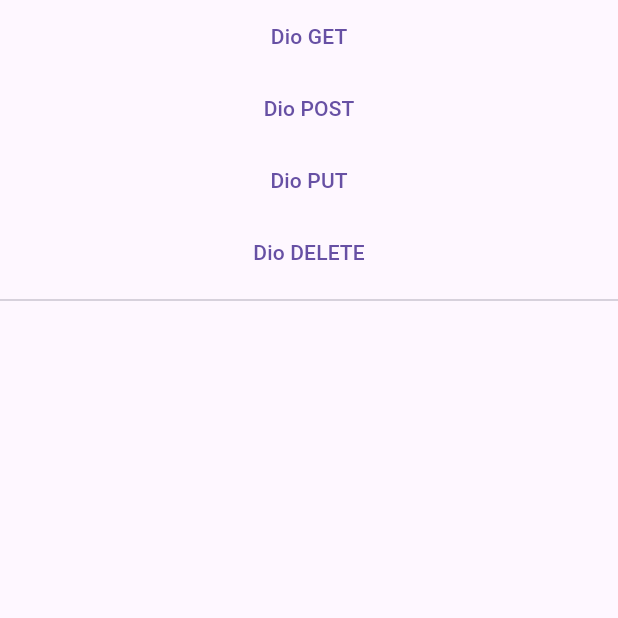
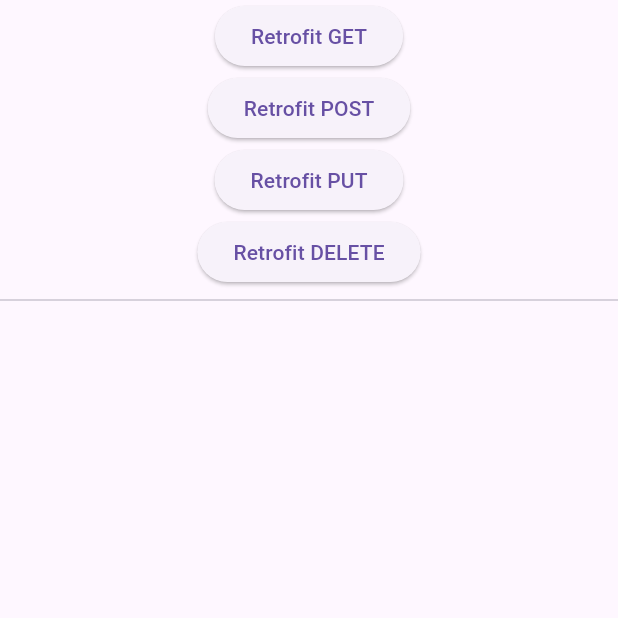
Before and after one commit to Bullets-jyr/wabiz_http, a Flutter app: the screen it shows after launch, on a phone screen of 412 x 824 dp, the top half of it. Run offline on Flutter 3.47's test engine with Material 3 defaults, Android fonts, the phone set to English and light mode, and no system bars; our stand-ins replace dio, retrofit; generated files the repository leaves out were written again.

Commit message:
retrofit 패키지 학습 (실습)

```diff
--- a/lib/main.dart
+++ b/lib/main.dart
@@ -4,6 +4,7 @@ import 'package:flutter/material.dart';
 import 'package:http/http.dart' as http;
 
 import 'dio_widget.dart';
+import 'retrofit/retrofit_widget.dart';
 
 const String api = 'https://jsonplaceholder.typicode.com/posts';
 
@@ -34,10 +35,10 @@ class _MyHomePageState extends State<MyHomePage> {
 
   @override
   Widget build(BuildContext context) {
-    return Scaffold(
+    return const Scaffold(
       body: SafeArea(
         child: Center(
-          child: DioWidget(),
+          child: RetrofitWidget(),
         ),
       ),
     );
--- /dev/null
+++ b/lib/retrofit/post_api.dart
@@ -0,0 +1,29 @@
+import 'package:dio/dio.dart';
+import 'package:retrofit/retrofit.dart';
+
+part 'post_api.g.dart';
+
+@RestApi(baseUrl: 'https://jsonplaceholder.typicode.com')
+abstract class PostApi {
+  factory PostApi(Dio dio, {String baseUrl}) = _PostApi;
+
+  @GET('/posts')
+  Future<HttpResponse> getPosts();
+
+  @POST('/posts')
+  @Header('content-type:application/json')
+  Future<HttpResponse> postPosts(
+    @Body() Map<String, dynamic> body,
+  );
+
+  @PUT('/posts/{id}')
+  Future<HttpResponse> putPosts(
+    @Path() String id,
+    @Body() Map<String, dynamic> body,
+  );
+
+  @DELETE('/posts/{id}')
+  Future<HttpResponse> deletePosts(
+    @Path() String id,
+  );
+}
--- /dev/null
+++ b/lib/retrofit/retrofit_widget.dart
@@ -0,0 +1,96 @@
+import 'package:dio/dio.dart';
+import 'package:flutter/material.dart';
+import 'package:wabiz_http/retrofit/post_api.dart';
+
+class RetrofitWidget extends StatefulWidget {
+  const RetrofitWidget({super.key});
+
+  @override
+  State<RetrofitWidget> createState() => _RetrofitWidgetState();
+}
+
+class _RetrofitWidgetState extends State<RetrofitWidget> {
+  Dio dio = Dio();
+  late PostApi postApi;
+  String responseText = '';
+
+  @override
+  void initState() {
+    // TODO: implement initState
+    postApi = PostApi(dio);
+    super.initState();
+  }
+
+  @override
+  Widget build(BuildContext context) {
+    return Column(
+      children: [
+        ElevatedButton(
+          onPressed: () {
+            postApi.getPosts().then((value) {
+              print(value);
+              setState(() {
+                responseText = value.data.toString();
+              });
+            });
+          },
+          child: Text('Retrofit GET'),
+        ),
+        ElevatedButton(
+          onPressed: () {
+            postApi.postPosts(
+              {
+                'title': 'foo',
+                'body': 'bar',
+                'userId': 1,
+              },
+            ).then((value) {
+              print(value.response.statusCode);
+              setState(() {
+                responseText = value.data.toString();
+              });
+            });
+          },
+          child: Text('Retrofit POST'),
+        ),
+        ElevatedButton(
+          onPressed: () {
+            postApi.putPosts(
+              '1',
+              {
+                'title': 'foo',
+                'body': 'bar',
+                'userId': 1,
+              },
+            ).then((value) {
+              print(value.response.statusCode);
+              setState(() {
+                responseText = value.data.toString();
+              });
+            });
+          },
+          child: Text('Retrofit PUT'),
+        ),
+        ElevatedButton(
+          onPressed: () {
+            postApi.deletePosts('1').then((value) {
+              print(value.response.statusCode);
+              setState(() {
+                responseText = value.data.toString();
+              });
+            });
+          },
+          child: Text('Retrofit DELETE'),
+        ),
+        Divider(),
+        Expanded(
+          child: SingleChildScrollView(
+            child: Text(
+              responseText,
+            ),
+          ),
+        ),
+      ],
+    );
+  }
+}
--- a/pubspec.yaml
+++ b/pubspec.yaml
@@ -11,11 +11,14 @@ dependencies:
   flutter:
     sdk: flutter
   http: ^1.2.1
+  retrofit: ^4.1.0
 
 dev_dependencies:
   flutter_test:
     sdk: flutter
   flutter_lints: ^3.0.0
+  build_runner: ^2.4.11
+  retrofit_generator: ^8.1.2
 
 flutter:
   uses-material-design: true
```
Also changed, not shown: lib/retrofit/post_api.g.dart (added), pubspec.lock.
